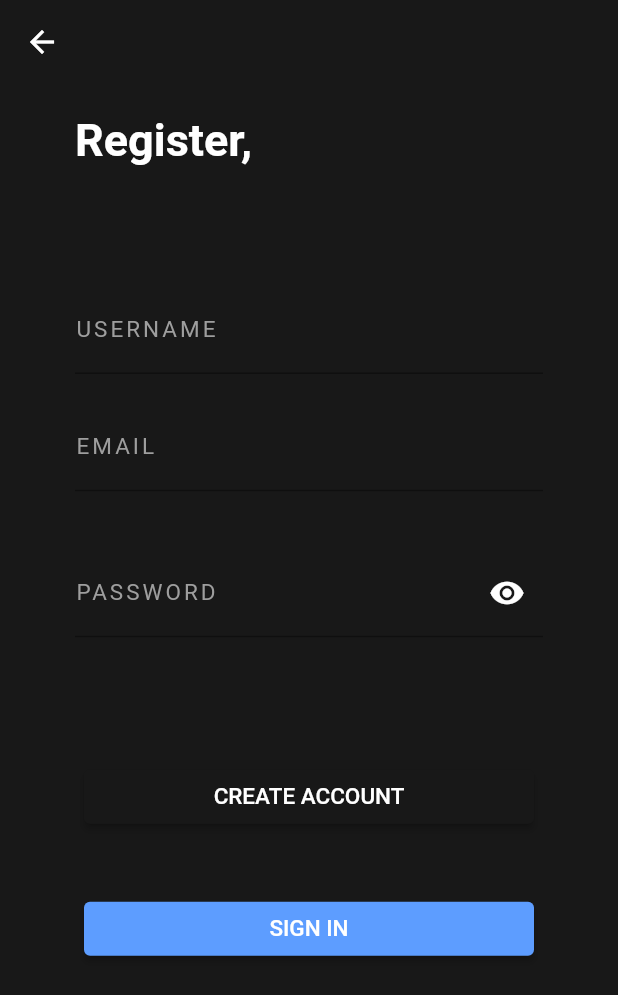
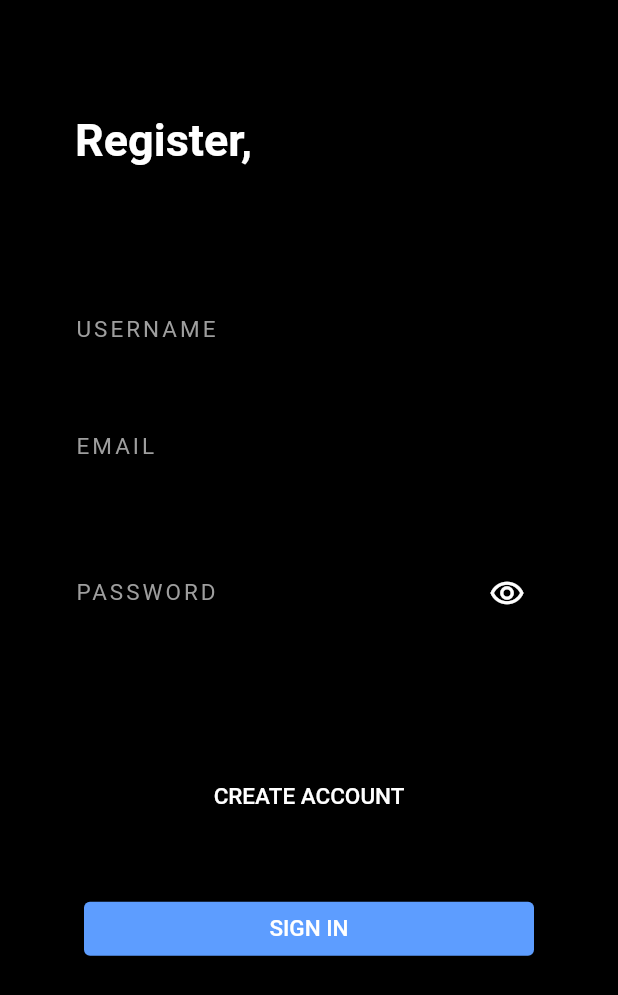
Before and after one commit to drvnm/venumSocialMediaPlatform, a Flutter app: the screen it shows after launch, after a tap on "CREATE ACCOUNT", on a phone screen of 412 x 824 dp. Shown: the top 995 px of the screen. Run offline on Flutter 3.47's test engine with Material 2 defaults, Android fonts, the phone set to English and light mode, and no system bars; our stand-ins replace bubble, cloud_firestore, firebase_auth, firebase_core, firebase_storage, google_fonts and 1 more; accounts and stored records are empty; network calls fail.

```diff
--- a/lib/screens/authentication/login.dart
+++ b/lib/screens/authentication/login.dart
@@ -1,4 +1,5 @@
 import 'package:flutter/material.dart';
+import 'package:social_app/screens/authentication/signup.dart';
 import '../../services/auth.dart';
 import 'package:google_fonts/google_fonts.dart';
 
@@ -8,23 +9,27 @@ class RegisterPageTwo extends StatefulWidget {
 }
 
 class _RegisterPageTwoState extends State<RegisterPageTwo> {
-  Color bg = Color(0xff181818);
+  Color bg = Colors.black;
+  Color fg = Color(0xff2A2A2A);
+  Color tg = Color(0xff595959);
   final AuthService _authService = AuthService();
+  final _controllerPassword = TextEditingController();
   String email = '';
   String password = '';
   String username = '';
+  bool isObscure = true;
 
   @override
   Widget build(BuildContext context) {
     return Scaffold(
-      resizeToAvoidBottomInset: false,
       appBar: AppBar(
         title: null,
         backgroundColor: bg,
         elevation: 0,
       ),
       backgroundColor: bg,
-      body: Container(
+      body: SingleChildScrollView(
+        child: Container(
             padding: EdgeInsets.symmetric(vertical: 20, horizontal: 50),
             child: Form(
               child: Column(
@@ -86,11 +91,25 @@ class _RegisterPageTwoState extends State<RegisterPageTwo> {
                     child: Padding(
                       padding: const EdgeInsets.only(top: 39.0),
                       child: TextFormField(
-                      obscureText: true,
+                        obscureText: isObscure,
                         style: TextStyle(color: Colors.white),
+                        controller: _controllerPassword,
                         decoration: InputDecoration(
-                        suffixIcon: Icon(Icons.remove_red_eye_sharp,
+                          suffixIcon: isObscure
+                              ? IconButton(
+                                  icon: Icon(Icons.remove_red_eye_outlined,
                                       color: Colors.white),
+                                  onPressed: () {
+                                    isObscure = !isObscure;
+                                    setState(() {});
+                                  })
+                              : IconButton(
+                                  icon: Icon(Icons.remove_red_eye,
+                                      color: Colors.white),
+                                  onPressed: () {
+                                    isObscure = !isObscure;
+                                    setState(() {});
+                                  }),
                           labelText: "PASSWORD",
                           labelStyle: GoogleFonts.varelaRound(
                             height: -20,
@@ -125,9 +144,15 @@ class _RegisterPageTwoState extends State<RegisterPageTwo> {
                             ),
                           ),
                           onPressed: () {
-                          if (username!='') {
+                            if (username != '') {
                               print("REGISTERING!");
                               AuthService().signUp(email, password, username);
+                              Navigator.push(
+                                  context,
+                                  MaterialPageRoute(
+                                      builder: (BuildContext context) =>
+                                          RegisterPage()));
+
                               return;
                             }
                             print("email was : " + email);
@@ -176,6 +201,11 @@ class _RegisterPageTwoState extends State<RegisterPageTwo> {
                           ),
                           onPressed: () {
                             Navigator.pop(context);
+                            Navigator.push(
+                                context,
+                                MaterialPageRoute(
+                                    builder: (BuildContext context) =>
+                                        RegisterPage()));
                           },
                           child: Text(
                             "SIGN IN",
@@ -193,6 +223,7 @@ class _RegisterPageTwoState extends State<RegisterPageTwo> {
                 ],
               ),
             )),
+      ),
     );
   }
 }
--- a/lib/screens/authentication/signup.dart
+++ b/lib/screens/authentication/signup.dart
@@ -9,22 +9,27 @@ class RegisterPage extends StatefulWidget {
 }
 
 class _RegisterPageState extends State<RegisterPage> {
-  Color bg = Color(0xff181818);
+  Color bg = Colors.black;
+  Color fg = Color(0xff2A2A2A);
+  Color tg = Color(0xff595959);
   final AuthService _authService = AuthService();
   String email = '';
   String password = '';
+  bool isObscure = false;
 
   @override
   Widget build(BuildContext context) {
     return Scaffold(
-       resizeToAvoidBottomInset: false,
+
       appBar: AppBar(
         title: null,
         backgroundColor: bg,
         elevation: 0,
       ),
       backgroundColor: bg,
-      body: Container(
+      body: SingleChildScrollView (
+        physics: ClampingScrollPhysics(),
+              child: Container(
             padding: EdgeInsets.symmetric(vertical: 20, horizontal: 50),
             child: Form(
               child: Column(
@@ -65,11 +70,24 @@ class _RegisterPageState extends State<RegisterPage> {
                     child: Padding(
                       padding: const EdgeInsets.only(top: 39.0),
                       child: TextFormField(
-                      obscureText: true,
-
+                        obscureText: isObscure,
                         style: TextStyle(color: Colors.white),
                         decoration: InputDecoration(
-                        suffixIcon: Icon(Icons.remove_red_eye_sharp, color: Colors.white),
+                          suffixIcon: isObscure
+                              ? IconButton(
+                                  icon: Icon(Icons.remove_red_eye_outlined,
+                                      color: Colors.white),
+                                  onPressed: () {
+                                    isObscure = !isObscure;
+                                    setState(() {});
+                                  })
+                              : IconButton(
+                                  icon: Icon(Icons.remove_red_eye,
+                                      color: Colors.white),
+                                  onPressed: () {
+                                    isObscure = !isObscure;
+                                    setState(() {});
+                                  }),
                           labelText: "PASSWORD",
                           labelStyle: GoogleFonts.varelaRound(
                             height: -20,
@@ -93,7 +111,8 @@ class _RegisterPageState extends State<RegisterPage> {
                         width: 300,
                         child: ElevatedButton(
                           style: ButtonStyle(
-                          foregroundColor: MaterialStateProperty.resolveWith<Color>(
+                            foregroundColor:
+                                MaterialStateProperty.resolveWith<Color>(
                               (Set<MaterialState> states) {
                                 if (states.contains(MaterialState.pressed))
                                   return Colors.green;
@@ -145,7 +164,12 @@ class _RegisterPageState extends State<RegisterPage> {
                             ),
                           ),
                           onPressed: () {
-                          Navigator.push(context, MaterialPageRoute(builder: (BuildContext context) => RegisterPageTwo()));
+                            Navigator.pop(context);
+                            Navigator.push(
+                                context,
+                                MaterialPageRoute(
+                                    builder: (BuildContext context) =>
+                                        RegisterPageTwo()));
                           },
                           child: Text(
                             "CREATE ACCOUNT",
@@ -163,6 +187,7 @@ class _RegisterPageState extends State<RegisterPage> {
                 ],
               ),
             )),
+      ),
     );
   }
 }
```
Also changed, not shown: lib/services/auth.dart (+10 -5 lines). Lines whose indentation alone changed are shown as unchanged.
